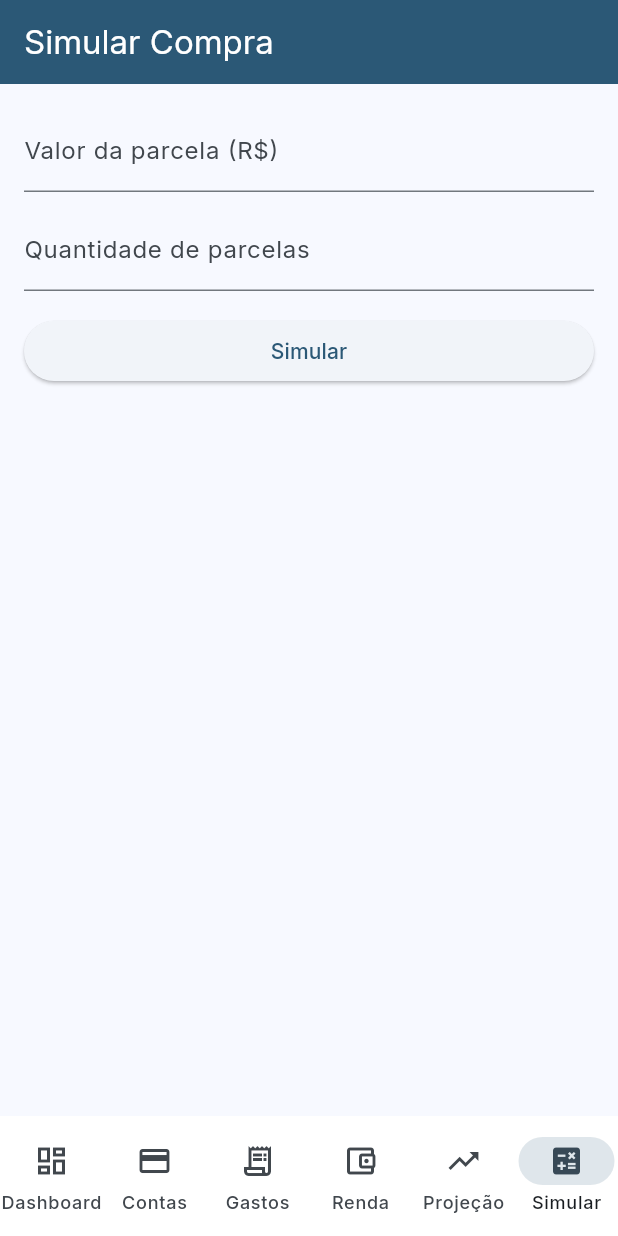
After one commit to AndersonLeoni/finance_app, a Flutter app: the screen it shows after launch, item 6 of the bottom bar chosen, after a tap on "Simular", on a phone screen of 412 x 824 dp. The commit adds this screen. Run offline on Flutter 3.47's test engine with Material 3 defaults, Android fonts, the phone set to English and light mode, and no system bars; our stand-ins replace fl_chart, google_fonts, shared_preferences.

Commit message:
Adds simulator screen to navigation
Expands app functionality with a simulator feature,
making it accessible via main navigation for improved
user experience and workflow.

```diff
--- a/lib/main.dart
+++ b/lib/main.dart
@@ -7,6 +7,7 @@ import 'screens/accounts/accounts_screen.dart';
 import 'screens/variable_expenses/variable_expenses_screen.dart';
 import 'screens/income/income_screen.dart';
 import 'screens/projection/projection_screen.dart';
+import 'screens/simulator/simulator_screen.dart';
 
 void main() async {
   WidgetsFlutterBinding.ensureInitialized();
@@ -60,6 +61,7 @@ class _MainScreenState extends State<MainScreen> {
     VariableExpensesScreen(),
     IncomeScreen(),
     ProjectionScreen(),
+    SimulatorScreen(),
   ];
 
   final List<NavigationDestination> _destinations = const [
@@ -88,6 +90,11 @@ class _MainScreenState extends State<MainScreen> {
       selectedIcon: Icon(Icons.trending_up),
       label: 'Projeção',
     ),
+    NavigationDestination(
+      icon: Icon(Icons.calculate_outlined),
+      selectedIcon: Icon(Icons.calculate),
+      label: 'Simular',
+    ),
   ];
 
   @override
--- /dev/null
+++ b/lib/screens/simulator/simulator_screen.dart
@@ -0,0 +1,133 @@
+import 'package:flutter/material.dart';
+import '../../models/expense.dart';
+import '../../models/projection_month.dart';
+import '../../services/expense_service.dart';
+import '../../services/income_service.dart';
+import '../../services/projection_service.dart';
+import 'package:intl/intl.dart';
+
+class SimulatorScreen extends StatefulWidget {
+  const SimulatorScreen({super.key});
+
+  @override
+  State<SimulatorScreen> createState() => _SimulatorScreenState();
+}
+
+class _SimulatorScreenState extends State<SimulatorScreen> {
+  final _valueController = TextEditingController();
+  final _monthsController = TextEditingController();
+
+  final ExpenseService _expenseService = ExpenseService();
+  final IncomeService _incomeService = IncomeService();
+  final ProjectionService _projectionService = ProjectionService();
+
+  final _currency = NumberFormat.currency(locale: 'pt_BR', symbol: 'R\$');
+
+  ProjectionMonth? _next;
+  ProjectionMonth? _six;
+  ProjectionMonth? _twelve;
+
+  Future<void> _simulate() async {
+    final value =
+        double.tryParse(_valueController.text.replaceAll(',', '.')) ?? 0;
+    final months = int.tryParse(_monthsController.text) ?? 0;
+
+    if (value <= 0 || months <= 0) return;
+
+    final expenses = await _expenseService.loadExpenses();
+    final now = DateTime.now();
+
+    final incomeData = await _incomeService.getIncomeForMonth(
+      now.month,
+      now.year,
+    );
+
+    final income = incomeData?.total ?? 0;
+
+    // cria gasto fictício
+    final simulated = Expense(
+      id: 'simulado',
+      category: 'Simulação',
+      name: 'Nova compra',
+      type: ExpenseType.installment,
+      value: value,
+      currentInstallment: 1,
+      totalInstallments: months,
+    );
+
+    final all = [...expenses, simulated];
+
+    final projections = _projectionService.simulate(
+      expenses: all,
+      income: income,
+    );
+
+    setState(() {
+      _next = projections.length > 1 ? projections[1] : null;
+      _six = projections.length > 6 ? projections[6] : null;
+      _twelve = projections.length > 12 ? projections[12] : null;
+    });
+  }
+
+  Widget _result(String title, ProjectionMonth? m) {
+    if (m == null) return const SizedBox();
+
+    return Card(
+      child: ListTile(
+        title: Text(title),
+        trailing: Text(
+          _currency.format(m.balance),
+          style: TextStyle(
+            fontWeight: FontWeight.bold,
+            color: m.balance >= 0 ? Colors.green : Colors.red,
+          ),
+        ),
+      ),
+    );
+  }
+
+  @override
+  Widget build(BuildContext context) {
+    return Scaffold(
+      appBar: AppBar(
+        title: const Text('Simular Compra'),
+        backgroundColor: const Color(0xFF2B5876),
+        foregroundColor: Colors.white,
+      ),
+      body: Padding(
+        padding: const EdgeInsets.all(16),
+        child: Column(
+          children: [
+            TextField(
+              controller: _valueController,
+              keyboardType: TextInputType.number,
+              decoration: const InputDecoration(
+                labelText: 'Valor da parcela (R\$)',
+              ),
+            ),
+            const SizedBox(height: 10),
+            TextField(
+              controller: _monthsController,
+              keyboardType: TextInputType.number,
+              decoration: const InputDecoration(
+                labelText: 'Quantidade de parcelas',
+              ),
+            ),
+            const SizedBox(height: 16),
+            SizedBox(
+              width: double.infinity,
+              child: ElevatedButton(
+                onPressed: _simulate,
+                child: const Text('Simular'),
+              ),
+            ),
+            const SizedBox(height: 20),
+            _result('Próximo mês', _next),
+            _result('Em 6 meses', _six),
+            _result('Em 12 meses', _twelve),
+          ],
+        ),
+      ),
+    );
+  }
+}
```
